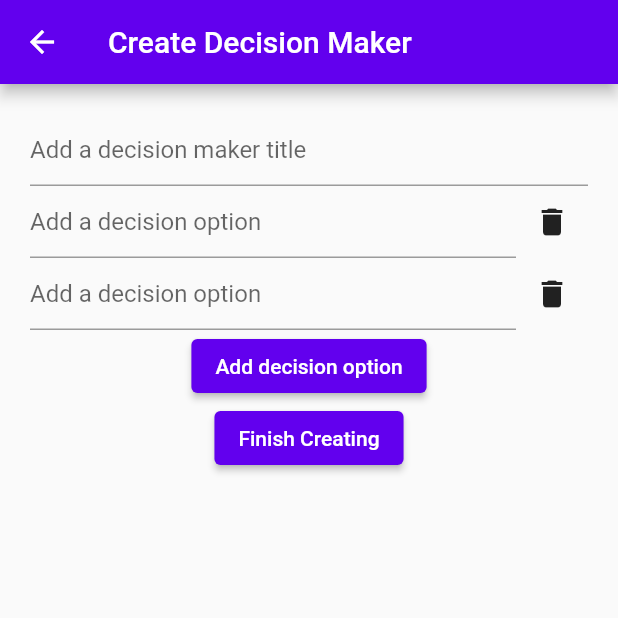
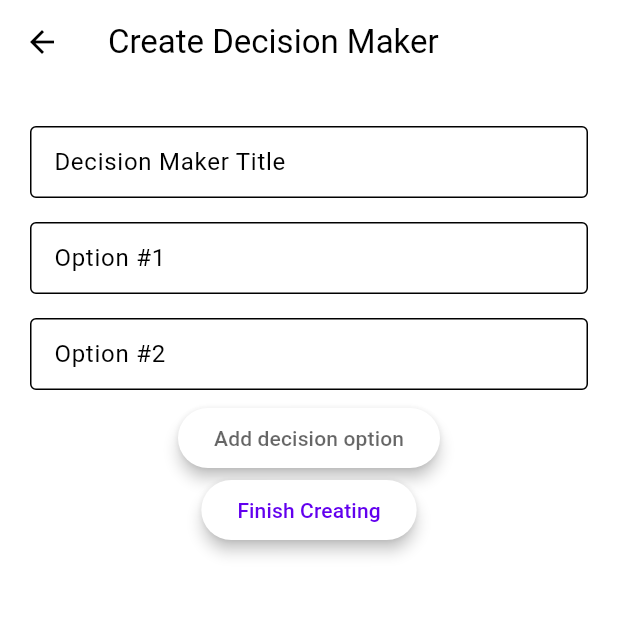
Before and after one commit to TheCreator69/HelpMeDecide, a Flutter app: the screen it shows after launch, after a tap on the "add" icon, on a phone screen of 412 x 824 dp, the top half of it. Run offline on Flutter 3.47's test engine with Material 2 defaults, Android fonts, the phone set to English and light mode, and no system bars; our stand-ins replace shared_preferences.

Commit message:
Various UI improvements

```diff
--- a/lib/edit_page.dart
+++ b/lib/edit_page.dart
@@ -20,6 +20,12 @@ class EditPage extends StatefulWidget {
 
   String getFinishButtonText() {
     return isCreatingDecisionMaker ? "Finish Creating" : "Finish Editing";
+  }
+
+  String getFinishSnackbarText() {
+    return isCreatingDecisionMaker
+        ? "Creation successful!"
+        : "Edit successful!";
   }
 
   @override
@@ -75,26 +81,42 @@ class _EditPageState extends State<EditPage> {
                     key: _formKey,
                     child: Column(
                       children: <Widget>[
-                        TextFormField(
+                        Padding(
+                            padding: const EdgeInsets.symmetric(
+                                vertical: 8.0, horizontal: 0.0),
+                            child: TextFormField(
                               controller: titleController,
                               decoration: const InputDecoration(
-                              hintText: "Add a decision maker title"),
+                                  contentPadding: EdgeInsets.symmetric(
+                                      vertical: 12.0, horizontal: 12.0),
+                                  border: OutlineInputBorder(),
+                                  labelText: "Decision Maker Title"),
                               validator: (String? value) {
                                 if (value == null || value.isEmpty) {
                                   return "Please input a decision maker title";
                                 }
                                 return null;
                               },
-                        ),
+                            )),
                         createDecisionList(decisionControllers),
                         ElevatedButton(
+                          style: ButtonStyle(
+                            elevation: MaterialStateProperty.all(4.0),
+                            foregroundColor: MaterialStateProperty.all<Color>(
+                                Theme.of(context).hintColor),
+                          ),
+                          child: const Text("Add decision option"),
                           onPressed: () {
                             saveControllerValuesToDecisionMaker();
                             decisionControllers.add(TextEditingController());
                             setState(() {});
                           },
-                            child: const Text("Add decision option")),
+                        ),
                         ElevatedButton(
+                          style: ButtonStyle(
+                            elevation: MaterialStateProperty.all(4.0),
+                          ),
+                          child: Text(widget.getFinishButtonText()),
                           onPressed: () async {
                             if (_formKey.currentState!.validate()) {
                               String title = titleController.text;
@@ -110,9 +132,7 @@ class _EditPageState extends State<EditPage> {
                                 saveDecisionMaker(maker);
                               } else {
                                 decisionMakerList.changeDecisionMaker(
-                                      widget.decisionMaker.id,
-                                      title,
-                                      decisions);
+                                    widget.decisionMaker.id, title, decisions);
                                 DecisionMaker savedDecisionMaker =
                                     DecisionMaker(
                                         id: widget.decisionMaker.id,
@@ -121,10 +141,17 @@ class _EditPageState extends State<EditPage> {
                                 saveDecisionMaker(savedDecisionMaker);
                               }
                               decisionControllers.map((e) => e.dispose());
+
+                              ScaffoldMessenger.of(context)
+                                  .showSnackBar(SnackBar(
+                                content: Text(widget.getFinishSnackbarText()),
+                                duration: const Duration(seconds: 3),
+                              ));
+
                               Navigator.of(context).pop();
                             }
                           },
-                            child: Text(widget.getFinishButtonText()))
+                        )
                       ],
                     ))
               ])))),
@@ -139,12 +166,26 @@ class _EditPageState extends State<EditPage> {
       itemBuilder: (context, index) {
         TextEditingController currentController = decisionControllers[index];
 
-        return Row(children: [
+        return Padding(
+            padding: const EdgeInsets.symmetric(vertical: 8.0, horizontal: 0.0),
+            child: Row(children: [
               Expanded(
                   child: TextFormField(
                 controller: currentController,
-            decoration:
-                const InputDecoration(hintText: "Add a decision option"),
+                decoration: InputDecoration(
+                    contentPadding: const EdgeInsets.symmetric(
+                        vertical: 0.0, horizontal: 12.0),
+                    border: const OutlineInputBorder(),
+                    labelText: "Option #${index + 1}",
+                    suffixIcon: decisionControllers.length > 2
+                        ? IconButton(
+                            onPressed: () {
+                              decisionControllers.removeAt(index);
+                              saveControllerValuesToDecisionMaker();
+                              setState(() {});
+                            },
+                            icon: const Icon(Icons.delete))
+                        : const SizedBox()),
                 validator: (String? value) {
                   if (value == null || value.isEmpty) {
                     return "Please input a decision option";
@@ -152,25 +193,7 @@ class _EditPageState extends State<EditPage> {
                   return null;
                 },
               )),
-          IconButton(
-              onPressed: () {
-                if (decisionControllers.length <= 2) {
-                  if (decisionControllers[index].text.isEmpty) {
-                    ScaffoldMessenger.of(context).showSnackBar(const SnackBar(
-                      content:
-                          Text("A decision maker needs at least two options!"),
-                      duration: Duration(seconds: 5),
-                    ));
-                  }
-                  decisionControllers[index].text = "";
-                  return;
-                }
-                decisionControllers.removeAt(index);
-                saveControllerValuesToDecisionMaker();
-                setState(() {});
-              },
-              icon: const Icon(Icons.delete)),
-        ]);
+            ]));
       },
     );
   }
--- a/lib/main.dart
+++ b/lib/main.dart
@@ -1,4 +1,5 @@
 import 'package:flutter/material.dart';
+import 'package:helpmedecide/about.dart';
 
 import 'decision_makers.dart';
 
@@ -23,10 +24,14 @@ class DecisionApp extends StatelessWidget {
       title: "Help me Decide",
       debugShowCheckedModeBanner: false,
       theme: ThemeData(
+        useMaterial3: true,
         colorScheme: const ColorScheme.light(),
+        brightness: Brightness.light,
       ),
       darkTheme: ThemeData(
+        useMaterial3: true,
         colorScheme: const ColorScheme.dark(),
+        brightness: Brightness.dark,
       ),
       themeMode: ThemeMode.system,
       home: const HomePage(),
@@ -42,6 +47,14 @@ class HomePage extends StatelessWidget {
     return Scaffold(
       appBar: AppBar(
         title: const Text("Decide what to decide"),
+        actions: [
+          IconButton(
+              onPressed: () {
+                Navigator.of(context).push(
+                    MaterialPageRoute(builder: (context) => const AboutPage()));
+              },
+              icon: const Icon(Icons.info))
+        ],
       ),
       body: const Scrollbar(child: DecisionMakerListView()),
       floatingActionButton: FloatingActionButton(
@@ -55,6 +68,7 @@ class HomePage extends StatelessWidget {
         }),
         child: const Icon(Icons.add),
       ),
+      floatingActionButtonLocation: FloatingActionButtonLocation.centerFloat,
     );
   }
 }
@@ -80,9 +94,13 @@ class _DecisionMakerListViewState extends State<DecisionMakerListView> {
             itemCount: decisionMakerList.getAmountOfDecisionMakers(),
             physics: const ClampingScrollPhysics(),
             itemBuilder: (context, index) {
-              return ListTile(
+              return Card(
+                  elevation: 2.0,
+                  child: ListTile(
                     leading: const Icon(Icons.question_mark_rounded),
-                title: Text(decisionMakerList.getDecisionMakerAt(index).title),
+                    title:
+                        Text(decisionMakerList.getDecisionMakerAt(index).title),
+                    horizontalTitleGap: 0.0,
                     trailing: PopupMenuButton<DecisionMakerPopupItem>(
                       onSelected: (DecisionMakerPopupItem item) {
                         if (item == DecisionMakerPopupItem.edit) {
@@ -97,6 +115,13 @@ class _DecisionMakerListViewState extends State<DecisionMakerListView> {
                         } else if (item == DecisionMakerPopupItem.delete) {
                           DecisionMaker maker =
                               decisionMakerList.getDecisionMakerAt(index);
+
+                          ScaffoldMessenger.of(context).showSnackBar(SnackBar(
+                            content:
+                                Text("Removed decision maker '${maker.title}'"),
+                            duration: const Duration(seconds: 3),
+                          ));
+
                           saveRemovalOfDecisionMaker(maker);
                           setState(() {
                             decisionMakerList.removeDecisionMaker(maker);
@@ -114,9 +139,11 @@ class _DecisionMakerListViewState extends State<DecisionMakerListView> {
                           const PopupMenuItem<DecisionMakerPopupItem>(
                               value: DecisionMakerPopupItem.delete,
                               child: ListTile(
-                            leading: Icon(Icons.delete),
-                            title: Text("Delete decision maker")),
-                      )
+                                leading: Icon(Icons.delete,
+                                    color: Color(0xFFFF3300)),
+                                title: Text("Delete decision maker",
+                                    style: TextStyle(color: Color(0xFFFF3300))),
+                              )),
                         ];
                       },
                     ),
@@ -128,7 +155,7 @@ class _DecisionMakerListViewState extends State<DecisionMakerListView> {
                                 decisionMakerList.getDecisionMakerAt(index));
                       })));
                     },
-              );
+                  ));
             },
           );
         }));
```
Also changed, not shown: lib/decide_page.dart (+12 -9 lines). Lines whose indentation alone changed are shown as unchanged.
